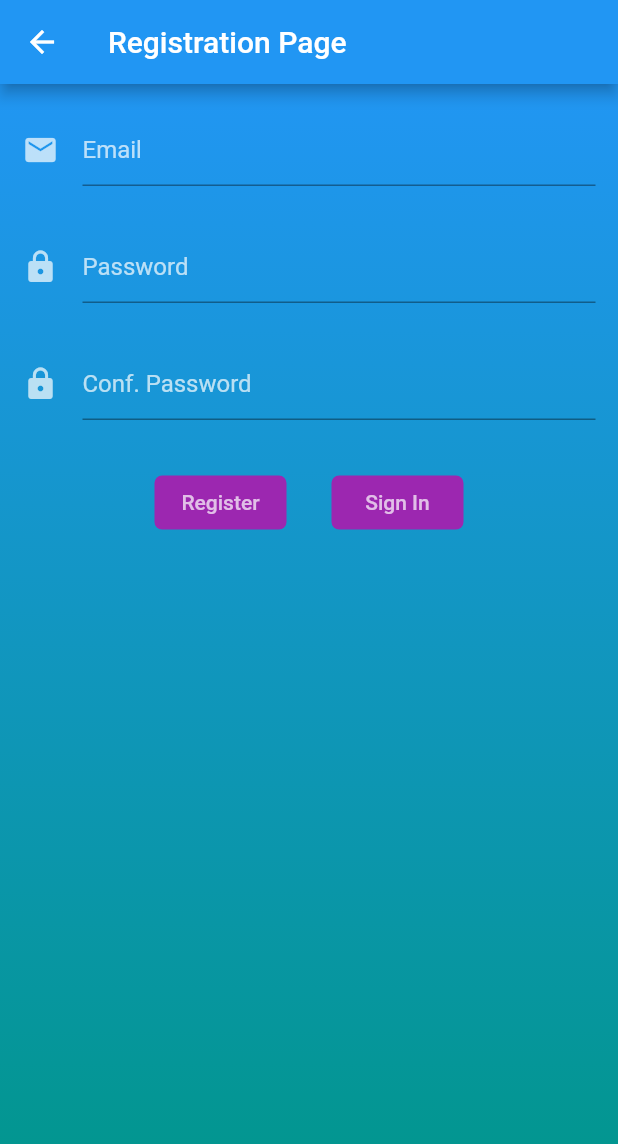
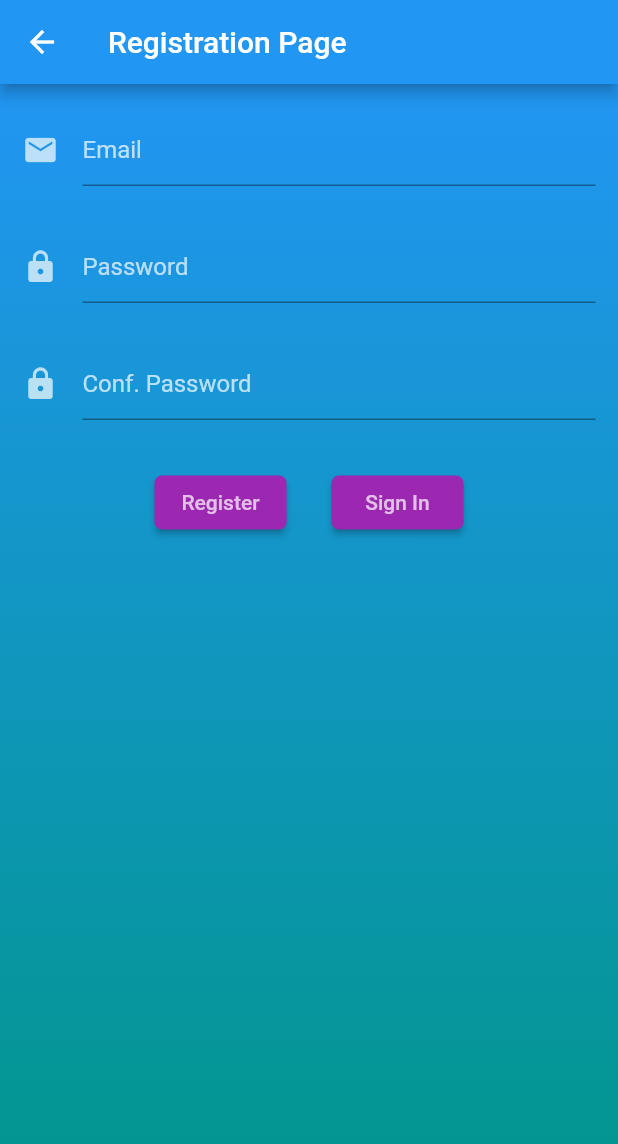
Before and after one commit to dhruv9045/proverk, a Flutter app: the RegistrationScreen screen opened directly, on a phone screen of 412 x 824 dp. Shown: the top 1144 px of the screen. Run offline on Flutter 3.47's test engine with Material 2 defaults, Android fonts, the phone set to English and light mode, and no system bars; our stand-ins replace shared_preferences; accounts and stored records are empty.

Commit message:
commit(0)

```diff
--- a/lib/screen/login_screen.dart
+++ b/lib/screen/login_screen.dart
@@ -92,7 +92,6 @@ class _LoginScreenState extends State<_LoginScreen> {
               });
               signIn(emailController.text, passwordController.text);
             },
-            elevation: 0.0,
             color: Colors.purple,
             child: Text("Sign In", style: TextStyle(color: Colors.white70)),
             shape: RoundedRectangleBorder(borderRadius: BorderRadius.circular(5.0)),
@@ -102,7 +101,6 @@ class _LoginScreenState extends State<_LoginScreen> {
             onPressed: (){
                 Navigator.push(context, MaterialPageRoute(builder: (context)=> RegistrationScreen()));
               },
-            elevation: 0.0,
             color: Colors.purple,
             child: Text("Register", style: TextStyle(color: Colors.white70)),
             shape: RoundedRectangleBorder(borderRadius: BorderRadius.circular(5.0)),
--- a/lib/screen/register_screen.dart
+++ b/lib/screen/register_screen.dart
@@ -8,7 +8,6 @@ class RegistrationScreen extends StatefulWidget {
 }
 
 class _RegistrationScreenState extends State<RegistrationScreen> {
-
   bool _isLoading = false;
   final TextEditingController _pass = TextEditingController();
   final TextEditingController _confirmPass = TextEditingController();
@@ -97,7 +96,6 @@ class _RegistrationScreenState extends State<RegistrationScreen> {
             onPressed: (){
 
             },
-            elevation: 0.0,
             color: Colors.purple,
             child: Text("Register", style: TextStyle(color: Colors.white70)),
             shape: RoundedRectangleBorder(borderRadius: BorderRadius.circular(5.0)),
@@ -105,7 +103,6 @@ class _RegistrationScreenState extends State<RegistrationScreen> {
           SizedBox(width: 30.0),
           RaisedButton(
             onPressed: (){ Navigator.pop(context, MaterialPageRoute(builder: (context)=> LoginScreen()));},
-            elevation: 0.0,
             color: Colors.purple,
             child: Text("Sign In", style: TextStyle(color: Colors.white70)),
             shape: RoundedRectangleBorder(borderRadius: BorderRadius.circular(5.0)),
```
Also changed, not shown: lib/api/api_constants.dart (+5 -3 lines).
